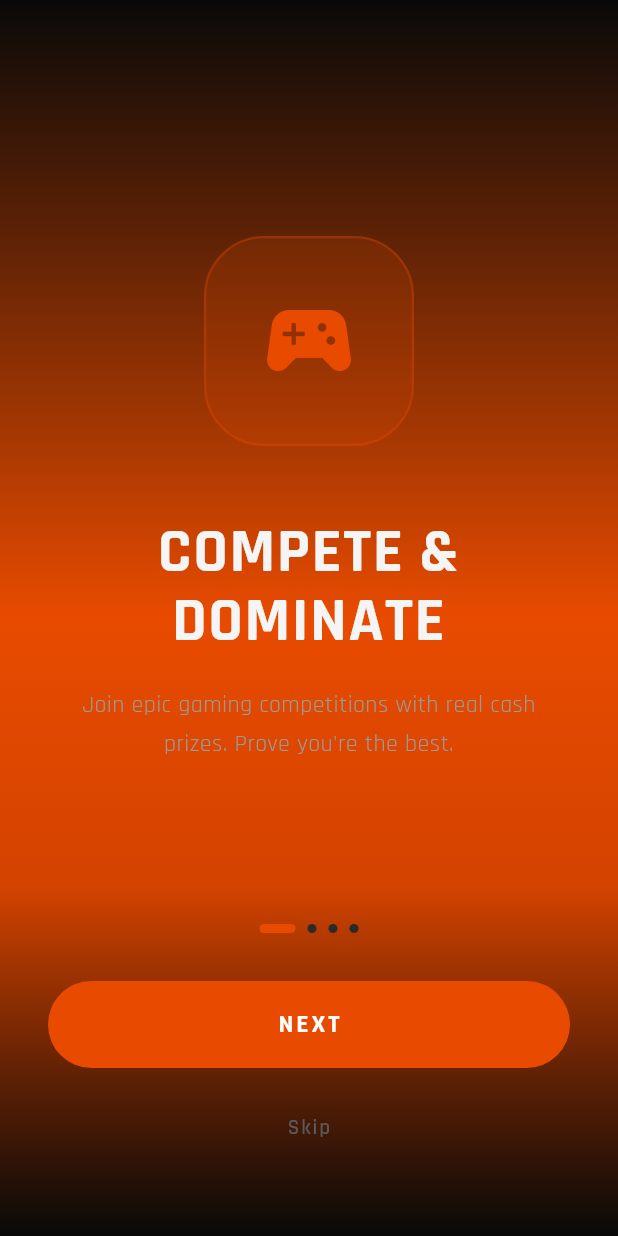
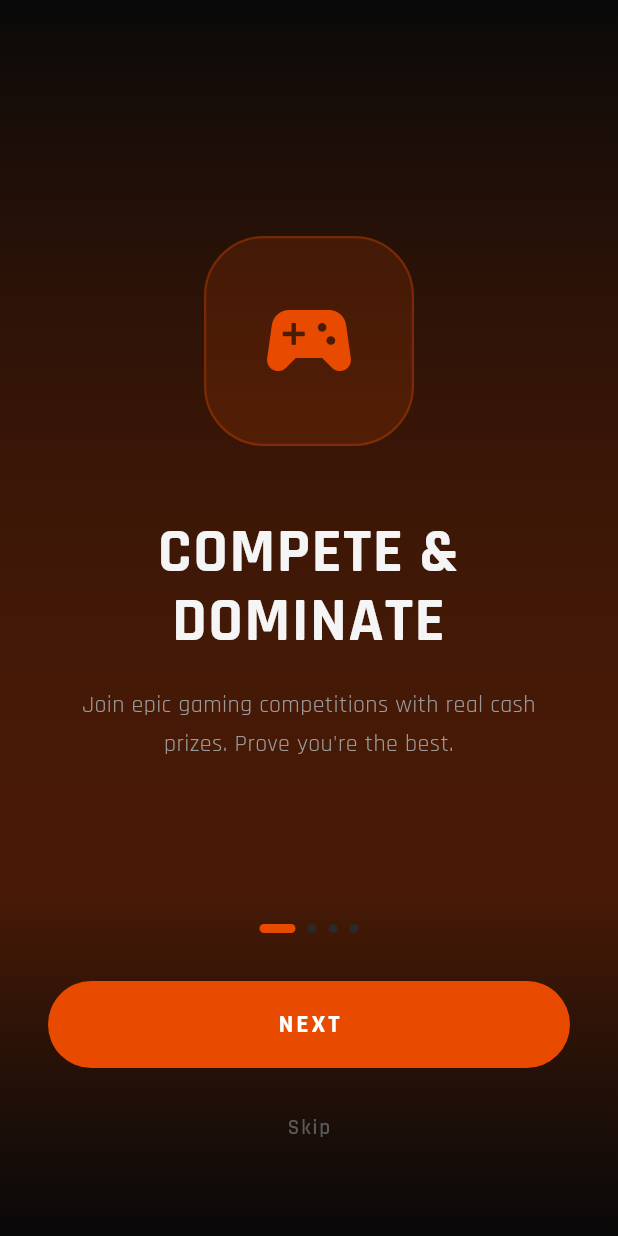
Before and after one commit to GLCN1234/GACOM, a Flutter app: the screen it shows after launch, on a phone screen of 412 x 824 dp. Run offline on Flutter 3.47's test engine with Material 3 defaults, Android fonts, the phone set to English and light mode, and no system bars; drawn by our look-alikes of flutter_animate, smooth_page_indicator; our stand-ins replace cached_network_image, fl_chart, flutter_riverpod, go_router, google_fonts, image_picker and 4 more; accounts and stored records are empty.

Commit message:
fix: all dart compilation errors for web build

```diff
--- a/lib/core/services/supabase_service.dart
+++ b/lib/core/services/supabase_service.dart
@@ -1,3 +1,4 @@
+import 'dart:typed_data';
 import 'package:supabase_flutter/supabase_flutter.dart';
 
 class SupabaseService {
@@ -9,7 +10,6 @@ class SupabaseService {
   static User? get currentUser => auth.currentUser;
   static bool get isLoggedIn => auth.currentSession != null;
 
-  // Storage helpers
   static String getPublicUrl(String bucket, String path) {
     return client.storage.from(bucket).getPublicUrl(path);
   }
@@ -31,6 +31,3 @@ class SupabaseService {
     return getPublicUrl(bucket, path);
   }
 }
-
-// Re-export for convenience
-export 'package:supabase_flutter/supabase_flutter.dart' show Uint8List;
--- a/lib/core/theme/app_theme.dart
+++ b/lib/core/theme/app_theme.dart
@@ -145,7 +145,7 @@ class GacomTheme {
           letterSpacing: 1,
         ),
       ),
-      cardTheme: CardTheme(
+      cardTheme: CardThemeData(
         color: GacomColors.cardDark,
         elevation: 0,
         shape: RoundedRectangleBorder(
--- a/lib/features/auth/screens/onboarding_screen.dart
+++ b/lib/features/auth/screens/onboarding_screen.dart
@@ -1,13 +1,11 @@
 import 'package:flutter/material.dart';
 import 'package:flutter_animate/flutter_animate.dart';
 import 'package:go_router/go_router.dart';
-import 'package:smooth_page_indicator/smooth_page_indicator.dart';
 import '../../../core/constants/app_constants.dart';
 import '../../../core/theme/app_theme.dart';
 
 class OnboardingScreen extends StatefulWidget {
   const OnboardingScreen({super.key});
-
   @override
   State<OnboardingScreen> createState() => _OnboardingScreenState();
 }
@@ -17,115 +15,47 @@ class _OnboardingScreenState extends State<OnboardingScreen> {
   int _currentPage = 0;
 
   final _pages = [
-    _OnboardingPage(
-      icon: Icons.sports_esports_rounded,
-      title: 'COMPETE &\nDOMINATE',
-      subtitle: 'Join epic gaming competitions with real cash prizes. Prove you\'re the best.',
-      gradient: [GacomColors.deepOrange, GacomColors.darkOrange],
-    ),
-    _OnboardingPage(
-      icon: Icons.groups_rounded,
-      title: 'BUILD YOUR\nCOMMAND',
-      subtitle: 'Join gaming communities, create squads, and rise together.',
-      gradient: [Color(0xFF1A1A1A), GacomColors.deepOrange],
-    ),
-    _OnboardingPage(
-      icon: Icons.play_circle_fill_rounded,
-      title: 'CREATE &\nGO VIRAL',
-      subtitle: 'Share your gaming highlights. Create content that gets the world watching.',
-      gradient: [GacomColors.darkOrange, Color(0xFF1A1A1A)],
-    ),
-    _OnboardingPage(
-      icon: Icons.account_balance_wallet_rounded,
-      title: 'WIN REAL\nMONEY',
-      subtitle: 'Compete, win, and withdraw straight to your bank. Your skills pay the bills.',
-      gradient: [GacomColors.deepOrange, Color(0xFF090909)],
-    ),
+    _OnboardingPage(icon: Icons.sports_esports_rounded, title: 'COMPETE &\nDOMINATE', subtitle: 'Join epic gaming competitions with real cash prizes. Prove you\'re the best.'),
+    _OnboardingPage(icon: Icons.groups_rounded, title: 'BUILD YOUR\nCOMMAND', subtitle: 'Join gaming communities, create squads, and rise together.'),
+    _OnboardingPage(icon: Icons.play_circle_fill_rounded, title: 'CREATE &\nGO VIRAL', subtitle: 'Share your gaming highlights. Create content that gets the world watching.'),
+    _OnboardingPage(icon: Icons.account_balance_wallet_rounded, title: 'WIN REAL\nMONEY', subtitle: 'Compete, win, and withdraw straight to your bank. Your skills pay the bills.'),
   ];
 
   @override
   Widget build(BuildContext context) {
     return Scaffold(
       backgroundColor: GacomColors.obsidian,
-      body: Stack(
-        children: [
+      body: Stack(children: [
         PageView.builder(
           controller: _pageController,
           onPageChanged: (i) => setState(() => _currentPage = i),
           itemCount: _pages.length,
           itemBuilder: (context, i) => _buildPage(_pages[i]),
         ),
-          Positioned(
-            bottom: 0,
-            left: 0,
-            right: 0,
-            child: _buildBottomControls(),
-          ),
-        ],
-      ),
+        Positioned(bottom: 0, left: 0, right: 0, child: _buildBottomControls()),
+      ]),
     );
   }
 
   Widget _buildPage(_OnboardingPage page) {
     return Container(
-      decoration: BoxDecoration(
-        gradient: LinearGradient(
-          colors: [GacomColors.obsidian, ...page.gradient],
-          begin: Alignment.topCenter,
-          end: Alignment.bottomCenter,
-        ),
-      ),
-      child: SafeArea(
-        child: Padding(
+      decoration: BoxDecoration(gradient: LinearGradient(colors: [GacomColors.obsidian, GacomColors.darkOrange.withOpacity(0.3)], begin: Alignment.topCenter, end: Alignment.bottomCenter)),
+      child: SafeArea(child: Padding(
         padding: const EdgeInsets.symmetric(horizontal: 32),
-          child: Column(
-            children: [
+        child: Column(children: [
           const Spacer(),
           Container(
-                width: 140,
-                height: 140,
-                decoration: BoxDecoration(
-                  color: GacomColors.deepOrange.withOpacity(0.15),
-                  borderRadius: BorderRadius.circular(40),
-                  border: Border.all(
-                    color: GacomColors.deepOrange.withOpacity(0.3),
-                    width: 1.5,
-                  ),
-                ),
-                child: Icon(
-                  page.icon,
-                  size: 70,
-                  color: GacomColors.deepOrange,
-                ),
+            width: 140, height: 140,
+            decoration: BoxDecoration(color: GacomColors.deepOrange.withOpacity(0.15), borderRadius: BorderRadius.circular(40), border: Border.all(color: GacomColors.deepOrange.withOpacity(0.3), width: 1.5)),
+            child: Icon(page.icon, size: 70, color: GacomColors.deepOrange),
           ).animate().scale(curve: Curves.elasticOut, duration: 700.ms),
           const SizedBox(height: 48),
-              Text(
-                page.title,
-                textAlign: TextAlign.center,
-                style: const TextStyle(
-                  fontFamily: 'Rajdhani',
-                  fontSize: 42,
-                  fontWeight: FontWeight.w700,
-                  color: GacomColors.textPrimary,
-                  height: 1.1,
-                  letterSpacing: 1,
-                ),
-              ).animate().fadeIn(delay: 200.ms).slideY(begin: 0.3, end: 0),
+          Text(page.title, textAlign: TextAlign.center, style: const TextStyle(fontFamily: 'Rajdhani', fontSize: 42, fontWeight: FontWeight.w700, color: GacomColors.textPrimary, height: 1.1, letterSpacing: 1)).animate().fadeIn(delay: 200.ms).slideY(begin: 0.3, end: 0),
           const SizedBox(height: 20),
-              Text(
-                page.subtitle,
-                textAlign: TextAlign.center,
-                style: const TextStyle(
-                  fontSize: 16,
-                  color: GacomColors.textSecondary,
-                  height: 1.6,
-                ),
-              ).animate().fadeIn(delay: 400.ms),
+          Text(page.subtitle, textAlign: TextAlign.center, style: const TextStyle(fontSize: 16, color: GacomColors.textSecondary, height: 1.6)).animate().fadeIn(delay: 400.ms),
           const Spacer(flex: 2),
-            ],
-          ),
-        ),
-      ),
+        ]),
+      )),
     );
   }
 
@@ -133,63 +63,32 @@ class _OnboardingScreenState extends State<OnboardingScreen> {
     final isLast = _currentPage == _pages.length - 1;
     return Container(
       padding: const EdgeInsets.fromLTRB(32, 24, 32, 48),
-      decoration: BoxDecoration(
-        gradient: LinearGradient(
-          colors: [GacomColors.obsidian.withOpacity(0), GacomColors.obsidian],
-          begin: Alignment.topCenter,
-          end: Alignment.bottomCenter,
-        ),
-      ),
-      child: Column(
-        children: [
-          SmoothPageIndicator(
-            controller: _pageController,
-            count: _pages.length,
-            effect: const ExpandingDotsEffect(
-              activeDotColor: GacomColors.deepOrange,
-              dotColor: GacomColors.border,
-              dotHeight: 6,
-              dotWidth: 6,
-              expansionFactor: 4,
-            ),
-          ),
+      decoration: BoxDecoration(gradient: LinearGradient(colors: [GacomColors.obsidian.withOpacity(0), GacomColors.obsidian], begin: Alignment.topCenter, end: Alignment.bottomCenter)),
+      child: Column(children: [
+        // Simple dot indicator
+        Row(mainAxisAlignment: MainAxisAlignment.center, children: List.generate(_pages.length, (i) => AnimatedContainer(
+          duration: const Duration(milliseconds: 300),
+          margin: const EdgeInsets.symmetric(horizontal: 4),
+          width: i == _currentPage ? 24 : 6,
+          height: 6,
+          decoration: BoxDecoration(color: i == _currentPage ? GacomColors.deepOrange : GacomColors.border, borderRadius: BorderRadius.circular(3)),
+        ))),
         const SizedBox(height: 32),
         SizedBox(
-            width: double.infinity,
-            height: 58,
+          width: double.infinity, height: 58,
           child: ElevatedButton(
             onPressed: () {
-                if (isLast) {
-                  context.go(AppConstants.loginRoute);
-                } else {
-                  _pageController.nextPage(
-                    duration: 400.ms,
-                    curve: Curves.easeInOut,
-                  );
-                }
+              if (isLast) { context.go(AppConstants.loginRoute); }
+              else { _pageController.nextPage(duration: 400.ms, curve: Curves.easeInOut); }
             },
-              child: Text(
-                isLast ? 'JOIN THE ARENA' : 'NEXT',
-                style: const TextStyle(
-                  fontSize: 17,
-                  fontWeight: FontWeight.w700,
-                  letterSpacing: 2,
-                ),
-              ),
+            child: Text(isLast ? 'JOIN THE ARENA' : 'NEXT', style: const TextStyle(fontSize: 17, fontWeight: FontWeight.w700, letterSpacing: 2)),
           ),
         ),
         if (!isLast) ...[
           const SizedBox(height: 16),
-            TextButton(
-              onPressed: () => context.go(AppConstants.loginRoute),
-              child: const Text(
-                'Skip',
-                style: TextStyle(color: GacomColors.textMuted),
-              ),
-            ),
+          TextButton(onPressed: () => context.go(AppConstants.loginRoute), child: const Text('Skip', style: TextStyle(color: GacomColors.textMuted))),
         ],
-        ],
-      ),
+      ]),
     );
   }
 }
@@ -198,12 +97,5 @@ class _OnboardingPage {
   final IconData icon;
   final String title;
   final String subtitle;
-  final List<Color> gradient;
-
-  const _OnboardingPage({
-    required this.icon,
-    required this.title,
-    required this.subtitle,
-    required this.gradient,
-  });
+  const _OnboardingPage({required this.icon, required this.title, required this.subtitle});
 }
```
Lines whose indentation alone changed are shown as unchanged.
